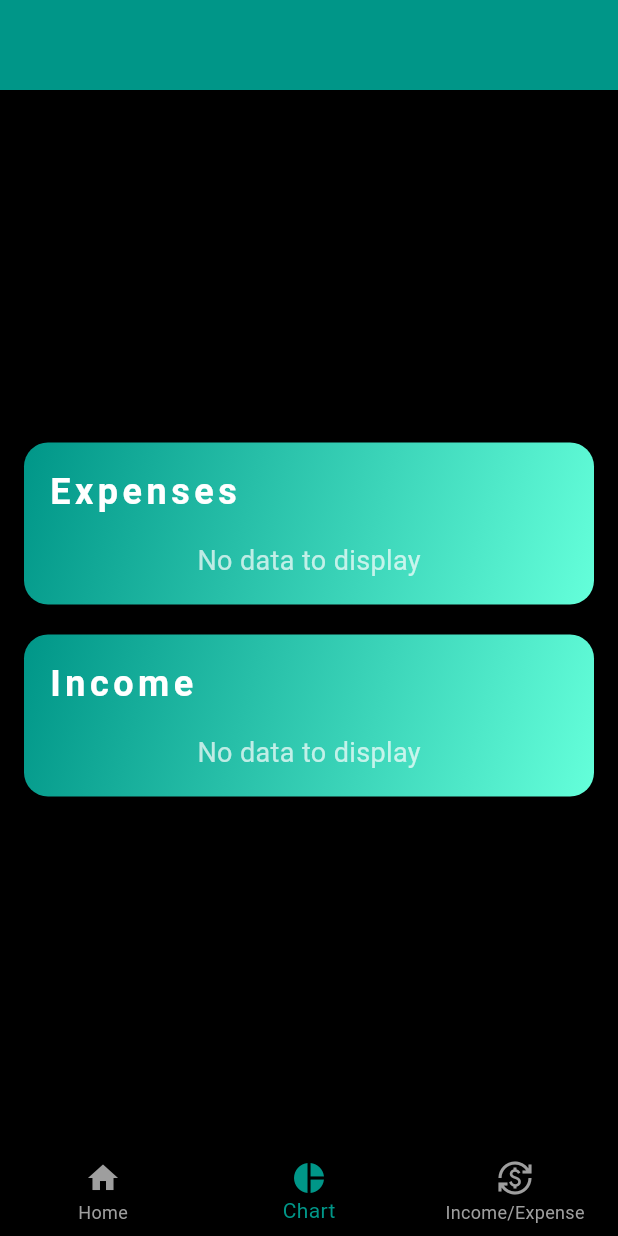
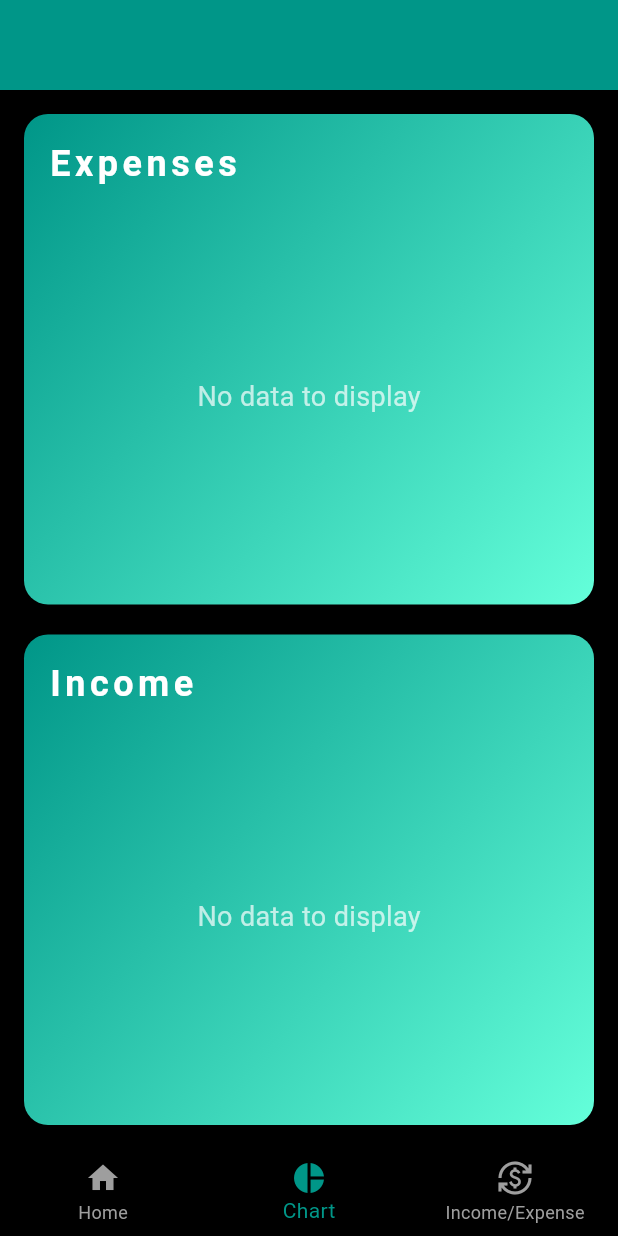
Before and after one commit to Aadil-777/Khajanav, a Flutter app: the ExpenseChartPage screen opened directly with empty values, on a phone screen of 412 x 824 dp. Run offline on Flutter 3.47's test engine with Material 3 defaults, Android fonts, the phone set to English and light mode, and no system bars; our stand-ins replace google_fonts, pie_chart, shared_preferences; accounts and stored records are empty.

Commit message:
Update expensechartpage.dart

```diff
--- a/lib/expensechartpage.dart
+++ b/lib/expensechartpage.dart
@@ -7,7 +7,7 @@ class ExpenseChartPage extends StatefulWidget {
   final Map<String, double> expenseData;
   final Map<String, double> incomeData;
 
-  ExpenseChartPage({required this.expenseData, required this.incomeData});
+  const ExpenseChartPage({super.key, required this.expenseData, required this.incomeData});
 
   @override
   _ExpenseChartPageState createState() => _ExpenseChartPageState();
@@ -47,26 +47,24 @@ class _ExpenseChartPageState extends State<ExpenseChartPage> {
 
     return Scaffold(
       appBar: AppBar(
-
         backgroundColor: Colors.teal,
         automaticallyImplyLeading: false, // Remove the back button
         toolbarHeight: 60.0, // Reduced the height of the AppBar
       ),
       body: Container(
         color: Colors.black,
-        child: Center(
-          child: SingleChildScrollView(
-            padding: EdgeInsets.all(16.0),
+        padding: const EdgeInsets.all(16.0),
         child: Column(
           children: [
-                _buildChartContainer(
+            Expanded(
+              child: _buildChartContainer(
                 title: 'Expenses',
                 hasData: hasExpenseData,
                 chart: PieChart(
                   dataMap: widget.expenseData,
                   chartType: ChartType.ring,
-                    colorList: [Colors.red, Colors.orange, Colors.yellow, Colors.green, Colors.white, Colors.blue],
-                    legendOptions: LegendOptions(
+                  colorList: const [Colors.red, Colors.orange, Colors.yellow, Colors.green, Colors.white, Colors.blue],
+                  legendOptions: const LegendOptions(
                     showLegends: true,
                     legendPosition: LegendPosition.right,
                     legendTextStyle: TextStyle(
@@ -74,25 +72,27 @@ class _ExpenseChartPageState extends State<ExpenseChartPage> {
                       color: Colors.white,
                     ),
                   ),
-                    chartValuesOptions: ChartValuesOptions(
+                  chartValuesOptions: const ChartValuesOptions(
                     showChartValues: false, // Hide chart values
                   ),
                   ringStrokeWidth: 40,
                   emptyColor: Colors.grey[300]!,
-                    animationDuration: Duration(milliseconds: 1000),
+                  animationDuration: const Duration(milliseconds: 1000),
                   baseChartColor: Colors.transparent,
                   centerText: null, // Remove the center text
                 ),
               ),
-                SizedBox(height: 20.0),
-                _buildChartContainer(
+            ),
+            const SizedBox(height: 20.0),
+            Expanded(
+              child: _buildChartContainer(
                 title: 'Income',
                 hasData: hasIncomeData,
                 chart: PieChart(
                   dataMap: widget.incomeData,
                   chartType: ChartType.ring,
-                    colorList: [Colors.green, Colors.lightGreen, Colors.blueAccent, Colors.purple, Colors.pink, Colors.teal],
-                    legendOptions: LegendOptions(
+                  colorList: const [Colors.green, Colors.lightGreen, Colors.blueAccent, Colors.purple, Colors.pink, Colors.teal],
+                  legendOptions: const LegendOptions(
                     showLegends: true,
                     legendPosition: LegendPosition.right,
                     legendTextStyle: TextStyle(
@@ -100,25 +100,24 @@ class _ExpenseChartPageState extends State<ExpenseChartPage> {
                       color: Colors.white,
                     ),
                   ),
-                    chartValuesOptions: ChartValuesOptions(
+                  chartValuesOptions: const ChartValuesOptions(
                     showChartValues: false, // Hide chart values
                   ),
                   ringStrokeWidth: 40,
                   emptyColor: Colors.grey[300]!,
-                    animationDuration: Duration(milliseconds: 1000),
+                  animationDuration: const Duration(milliseconds: 1000),
                   baseChartColor: Colors.transparent,
                   centerText: null, // Remove the center text
+                ),
               ),
             ),
           ],
         ),
       ),
-        ),
-      ),
       bottomNavigationBar: BottomNavigationBar(
         currentIndex: _selectedIndex,
         onTap: _onItemTapped,
-        items: [
+        items: const [
           BottomNavigationBarItem(
             icon: Icon(Icons.home),
             label: 'Home',
@@ -145,9 +144,9 @@ class _ExpenseChartPageState extends State<ExpenseChartPage> {
     required PieChart chart,
   }) {
     return Container(
-      padding: EdgeInsets.all(16.0),
+      padding: const EdgeInsets.all(16.0),
       decoration: BoxDecoration(
-        gradient: LinearGradient(
+        gradient: const LinearGradient(
           colors: [Colors.teal, Colors.tealAccent], // Matching gradient with LoginPage
           begin: Alignment.topLeft,
           end: Alignment.bottomRight,
@@ -158,7 +157,7 @@ class _ExpenseChartPageState extends State<ExpenseChartPage> {
             color: Colors.black.withOpacity(0.5),
             spreadRadius: 2,
             blurRadius: 8,
-            offset: Offset(0, 4),
+            offset: const Offset(0, 4),
           ),
         ],
       ),
@@ -167,20 +166,20 @@ class _ExpenseChartPageState extends State<ExpenseChartPage> {
         children: [
           Text(
             title,
-            style: TextStyle(
+            style: const TextStyle(
               fontSize: 24.0, // Font size for headings
               fontWeight: FontWeight.bold, // Set font to bold
               letterSpacing: 3.0, // Added letter spacing
               color: Colors.white,
             ),
           ),
-          SizedBox(height: 16.0),
-          hasData
-              ? SizedBox(
-                  height: 200,
+          const SizedBox(height: 16.0),
+          Expanded(
+            child: hasData
+                ? SizedBox.expand(
                     child: chart,
                   )
-              : Center(
+                : const Center(
                     child: Text(
                       'No data to display',
                       style: TextStyle(
@@ -189,6 +188,7 @@ class _ExpenseChartPageState extends State<ExpenseChartPage> {
                       ),
                     ),
                   ),
+          ),
         ],
       ),
     );
```
Lines whose indentation alone changed are shown as unchanged.
